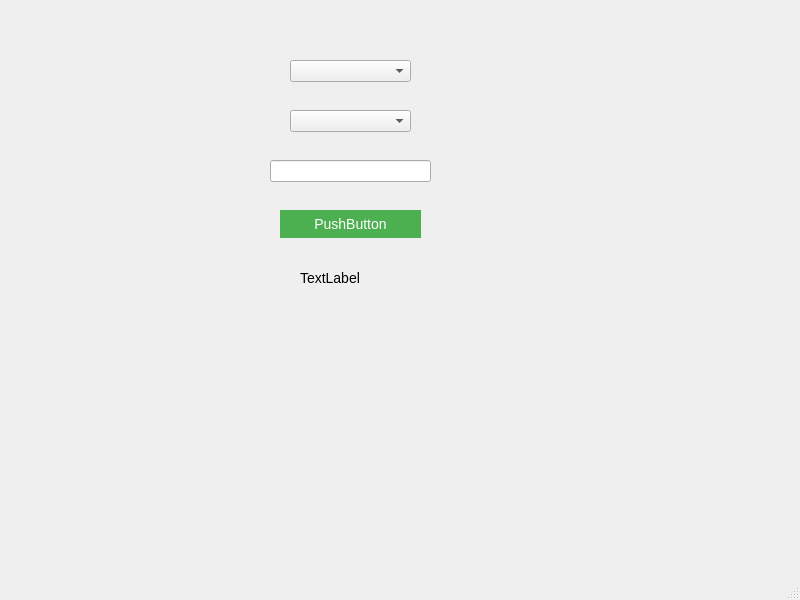
Qt form Currency_converter/mainwindow.ui (afanasevauliana/Qt-Widgets-Application) before a commit.
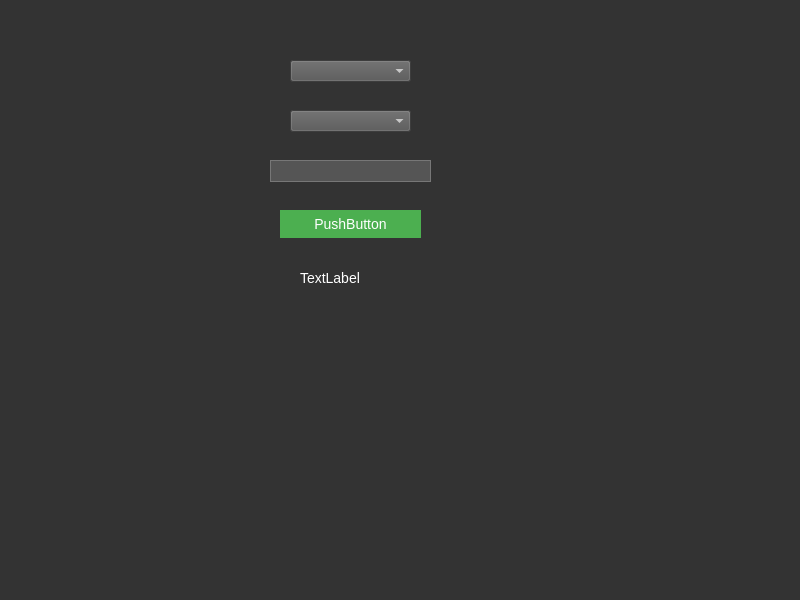
The same form after that commit.

Commit message: добавлена темная тема и анимация кнопок

Patch:
```diff
--- a/Currency_converter/mainwindow.ui
+++ b/Currency_converter/mainwindow.ui
@@ -15,6 +15,8 @@
   </property>
   <property name="styleSheet">
    <string notr="true">QWidget {
+    background-color: #333;
+    color: #fff;
     font-size: 14px;
 }
 
@@ -27,6 +29,17 @@
 
 QPushButton:hover {
     background-color: #45a049;
+}
+
+QLineEdit {
+    background-color: #555;
+    color: #fff;
+    border: 1px solid #777;
+}
+
+QComboBox {
+    background-color: #555;
+    color: #fff;
 }</string>
   </property>
   <widget class="QWidget" name="centralwidget">
```
The commit also changes 2 other files.
